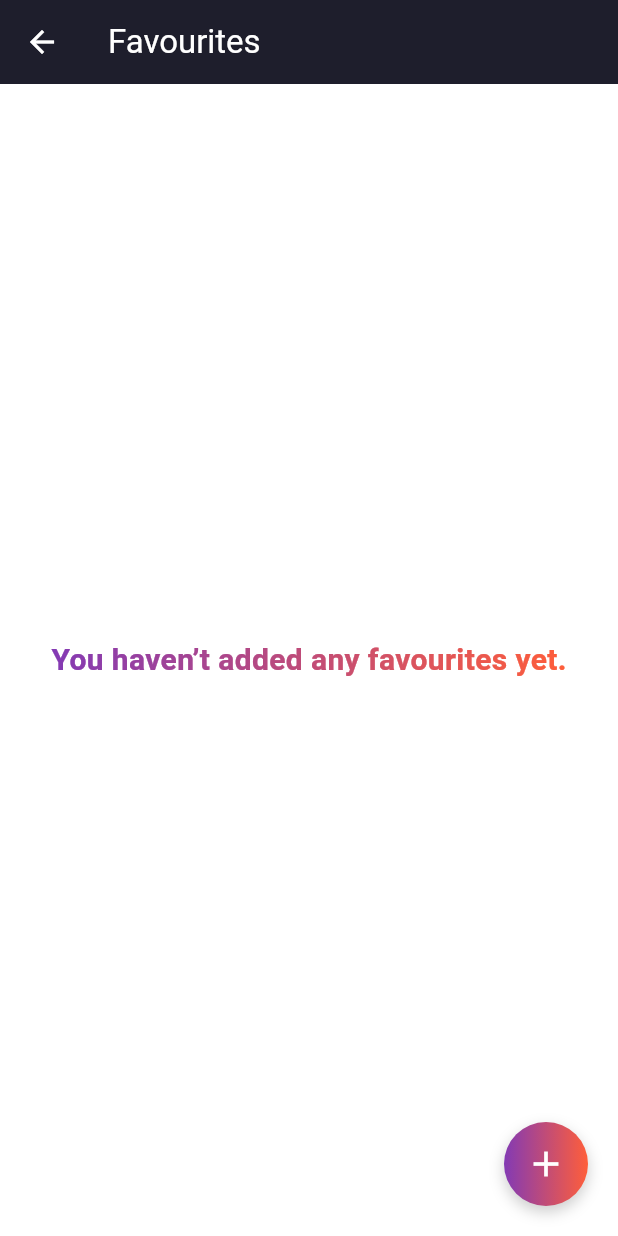
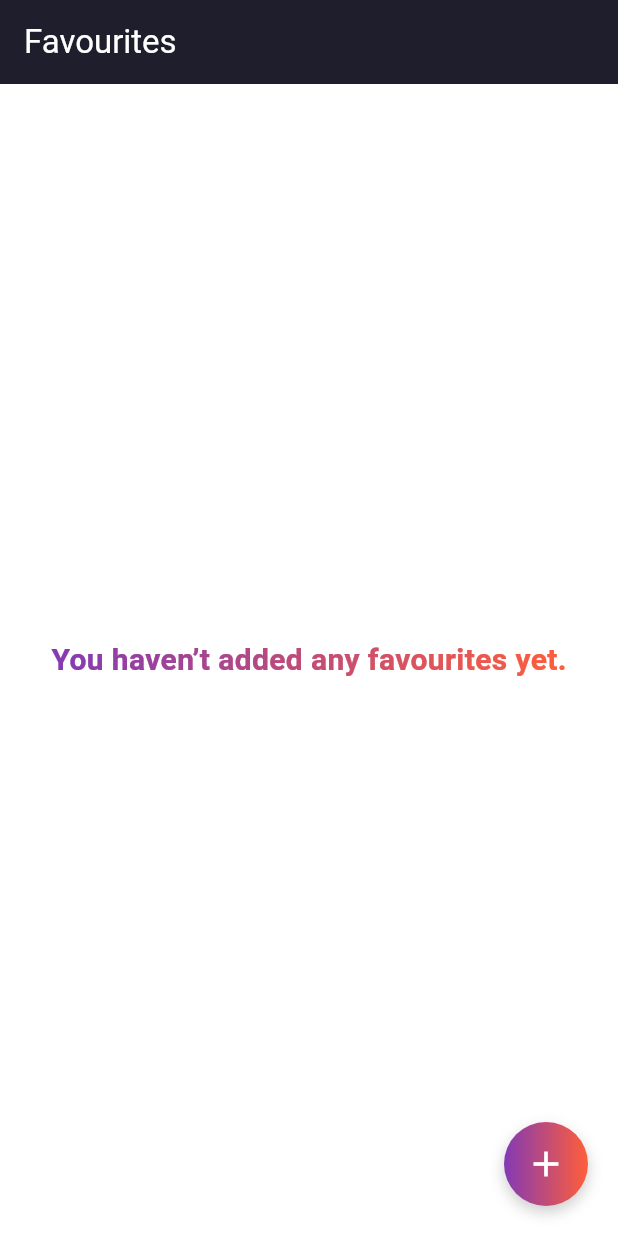
Before and after one commit to GMSDaniil/TURunner.Unimap_Frontend, a Flutter app: the FavouritesPage screen opened directly, on a phone screen of 412 x 824 dp. Run offline on Flutter 3.47's test engine with Material 3 defaults, Android fonts, the phone set to English and light mode, and no system bars; our stand-ins replace dartz, dio, flutter_bloc, flutter_map, get_it, latlong2 and 2 more; accounts and stored records are empty.

Commit message:
Small fixes

```diff
--- a/lib/presentation/home/pages/favourites.dart
+++ b/lib/presentation/home/pages/favourites.dart
@@ -25,6 +25,7 @@ class _FavouritesPageState extends State<FavouritesPage> {
       backgroundColor: Colors.white,
       appBar: AppBar(
         title: const Text('Favourites'),
+        automaticallyImplyLeading: false,
       ),
       body: Stack(
         children: [
--- a/lib/presentation/home/pages/home.dart
+++ b/lib/presentation/home/pages/home.dart
@@ -35,9 +35,9 @@ class _HomePageState extends State<HomePage> {
   @override
   Widget build(BuildContext context) {
     return Scaffold(
-      //appBar: AppBar(
+      // appBar: AppBar(
       //  title: const Text('Bottom Navigation Bar'),
-      //),
+      // ),
       body: MultiBlocProvider(
         providers: [
           BlocProvider(create: (_) => UserDisplayCubit()..displayUser()),
--- a/lib/presentation/home/pages/map.dart
+++ b/lib/presentation/home/pages/map.dart
@@ -19,7 +19,7 @@ class _MapPageState extends State<MapPage> {
   @override
   Widget build(BuildContext context) {
     return Scaffold(
-      appBar: AppBar(title: const Text('Map')),
+      // appBar: AppBar(title: const Text('Map'), automaticallyImplyLeading: false,),
       body: Stack(
         children: [
           FlutterMap(
@@ -44,7 +44,8 @@ class _MapPageState extends State<MapPage> {
           ),
           Column(
             children: [
-              Padding(
+              SafeArea(
+                child: Padding(
                   padding: const EdgeInsets.all(8.0),
                   child: GestureDetector(
                     onTap: () {
@@ -58,6 +59,7 @@ class _MapPageState extends State<MapPage> {
                         prefixIcon: const Icon(Icons.search),
                         border: OutlineInputBorder(
                           borderRadius: BorderRadius.circular(8.0),
+                        ),
                       ),
                     ),
                   ),
--- a/lib/presentation/home/pages/profile.dart
+++ b/lib/presentation/home/pages/profile.dart
@@ -24,6 +24,7 @@ class ProfilePage extends StatelessWidget {
       child: Scaffold(
         appBar: AppBar(
           title: const Text('Profile'),
+          automaticallyImplyLeading: false,
         ),
         body: BlocListener<ButtonStateCubit, ButtonState>(
           listener: (context, state) {
```
Lines whose indentation alone changed are shown as unchanged.
